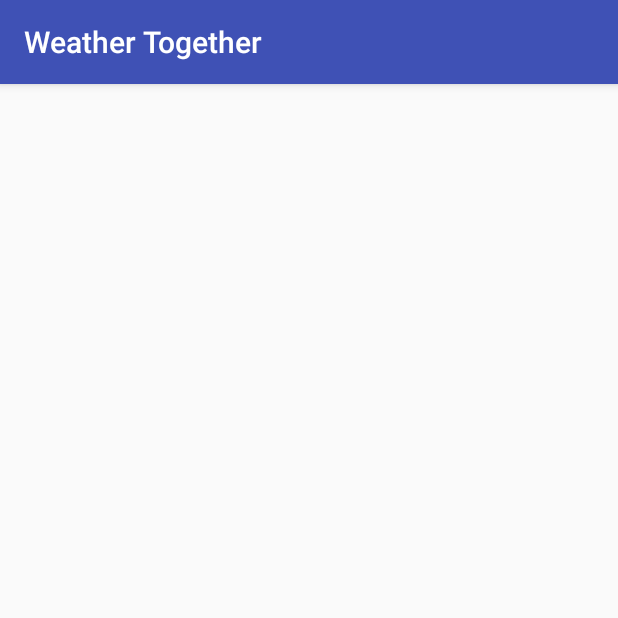
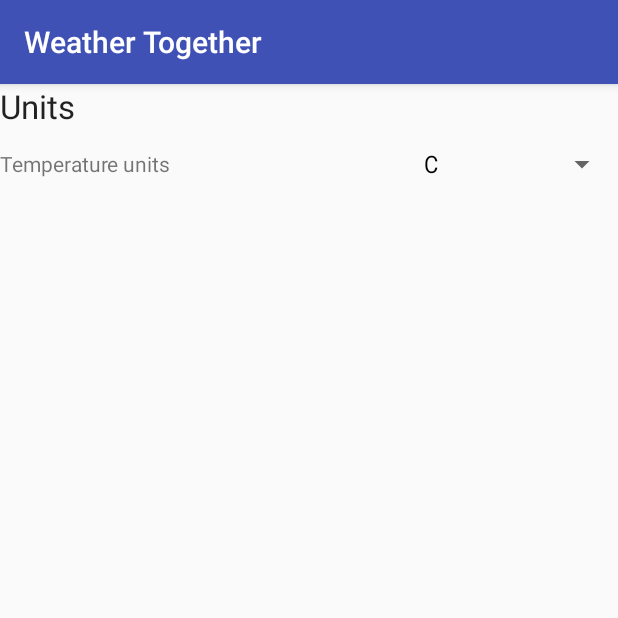
Before and after one commit to Rextuz/weather-together, an Android app: the screen it shows after launch (SettingsActivity), in the options menu, after a tap on "Settings", on a phone screen of 412 x 824 dp, the top half of it. Run offline under Robolectric (Android 15) with nearby library versions, the phone set to English and light mode, and no system bars; 1 statement that could not run was skipped.

Commit message:
Added temperature units selection and writing it into cache

```diff
--- a/app/src/main/java/com/rextuz/weathertogether/activities/MainActivity.java
+++ b/app/src/main/java/com/rextuz/weathertogether/activities/MainActivity.java
@@ -1,6 +1,8 @@
 package com.rextuz.weathertogether.activities;
 
+import android.content.Context;
 import android.content.Intent;
+import android.content.SharedPreferences;
 import android.os.Bundle;
 import android.support.v7.app.AppCompatActivity;
 import android.support.v7.widget.Toolbar;
@@ -10,6 +12,7 @@ import android.view.View;
 import android.widget.Button;
 import android.widget.EditText;
 import android.widget.TextView;
+import android.widget.Toast;
 
 import com.rextuz.weathertogether.R;
 import com.rextuz.weathertogether.WeatherEntity;
@@ -35,6 +38,11 @@ public class MainActivity extends AppCompatActivity {
             public void onClick(View view) {
                 String place = editText.getText().toString();
 
+                // TODO: call getters with units
+                // Get temperature units
+                SharedPreferences sf = getSharedPreferences("com.rextuz.weathertogether", Context.MODE_PRIVATE);
+                sf.getString("temperature_units", "C");
+
                 // Get weather from Yahoo and show it
                 WeatherServiceInterface yahooWeather = new YahooWeather();
                 WeatherEntity weather = yahooWeather.getCurrentWeather(place);
@@ -47,6 +55,7 @@ public class MainActivity extends AppCompatActivity {
                 ((TextView) findViewById(R.id.humanity_value)).setText(weather.getHumidity() + "%");
                 ((TextView) findViewById(R.id.windspeed_value)).setText(weather.getSpeed() + " " + weather.getSpeedUnit());
                 ((TextView) findViewById(R.id.pressure_value)).setText(weather.getPressure() + " " + weather.getPressureUnit());
+
                 // TODO: Usless data invisibility. Loading animations.
                 // findViewById(R.id.info_layout).setVisibility(View.VISIBLE);
             }
--- a/app/src/main/java/com/rextuz/weathertogether/activities/SettingsActivity.java
+++ b/app/src/main/java/com/rextuz/weathertogether/activities/SettingsActivity.java
@@ -1,7 +1,13 @@
 package com.rextuz.weathertogether.activities;
 
+import android.content.Context;
+import android.content.SharedPreferences;
 import android.support.v7.app.AppCompatActivity;
 import android.os.Bundle;
+import android.view.View;
+import android.widget.AdapterView;
+import android.widget.ArrayAdapter;
+import android.widget.Spinner;
 
 import com.rextuz.weathertogether.R;
 
@@ -11,5 +17,21 @@ public class SettingsActivity extends AppCompatActivity {
     protected void onCreate(Bundle savedInstanceState) {
         super.onCreate(savedInstanceState);
         setContentView(R.layout.activity_settings);
+
+        // Temperature units spinner
+        Spinner spinner = (Spinner) findViewById(R.id.temperature_units_spinner);
+        spinner.setAdapter(ArrayAdapter.createFromResource(this, R.array.temperature_units, android.R.layout.simple_spinner_dropdown_item));
+        spinner.setOnItemSelectedListener(new AdapterView.OnItemSelectedListener() {
+            @Override
+            public void onItemSelected(AdapterView<?> adapterView, View view, int i, long l) {
+                SharedPreferences sf = getSharedPreferences("com.rextuz.weathertogether", Context.MODE_PRIVATE);
+                sf.edit().putString("temperature_units", adapterView.getItemAtPosition(i).toString()).apply();
+            }
+
+            @Override
+            public void onNothingSelected(AdapterView<?> adapterView) {
+
+            }
+        });
     }
 }
--- a/app/src/main/res/layout/activity_settings.xml
+++ b/app/src/main/res/layout/activity_settings.xml
@@ -3,6 +3,35 @@
     xmlns:tools="http://schemas.android.com/tools"
     android:layout_width="match_parent"
     android:layout_height="match_parent"
+    android:orientation="vertical"
     tools:context="com.rextuz.weathertogether.activities.SettingsActivity">
 
+    <TextView
+        android:id="@+id/textViewUnits"
+        android:layout_width="wrap_content"
+        android:layout_height="wrap_content"
+        android:text="@string/units"
+        android:textAppearance="?android:attr/textAppearanceLarge" />
+
+    <LinearLayout
+        android:layout_width="match_parent"
+        android:layout_height="wrap_content"
+        android:orientation="horizontal">
+
+        <TextView
+            android:id="@+id/textViewTemperatureUnits"
+            android:layout_width="0dp"
+            android:layout_height="fill_parent"
+            android:layout_weight="1"
+            android:gravity="center_vertical"
+            android:text="@string/temperature_units" />
+
+        <Spinner
+            android:id="@+id/temperature_units_spinner"
+            android:layout_width="0dp"
+            android:layout_height="fill_parent"
+            android:layout_gravity="right"
+            android:layout_weight="0.50" />
+    </LinearLayout>
+
 </LinearLayout>
--- a/app/src/main/res/values/strings.xml
+++ b/app/src/main/res/values/strings.xml
@@ -11,4 +11,11 @@
     <string name="windspeed">2 m/s</string>
     <string name="pressure_label">Pressure</string>
     <string name="pressure_value">1024 mbar</string>
+    <string name="temperature_units">Temperature units</string>
+    <string name="units">Units</string>
+    <string-array name="temperature_units" >
+        <item>C</item>
+        <item>F</item>
+        <item>K</item>
+    </string-array>
 </resources>
```
